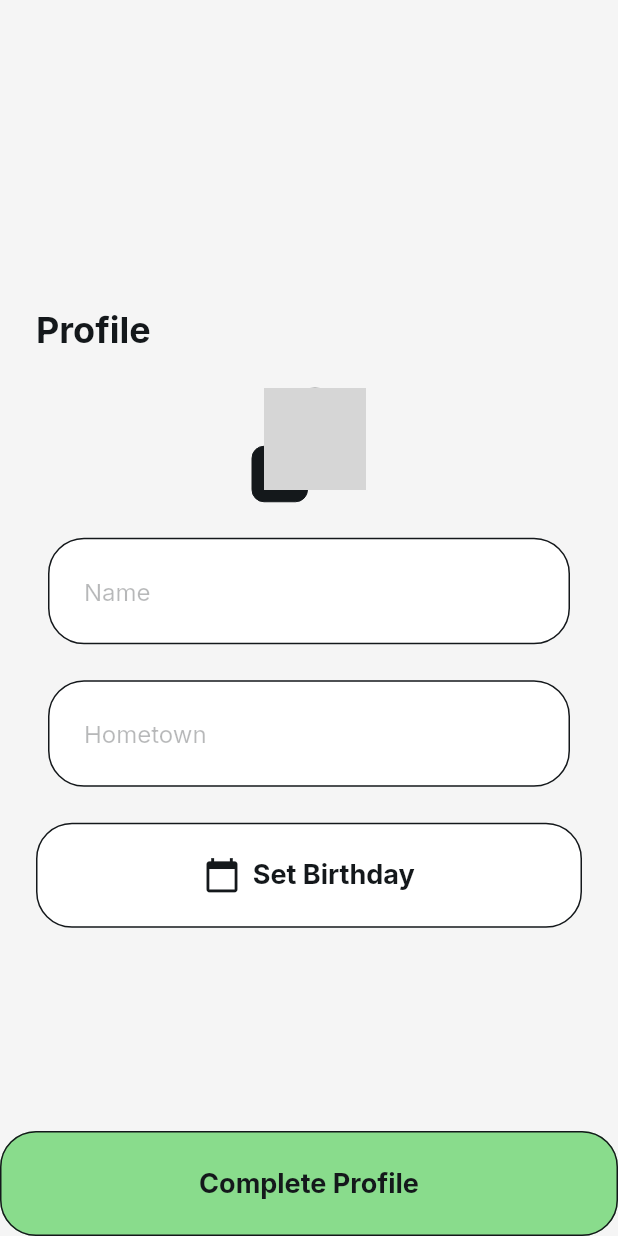
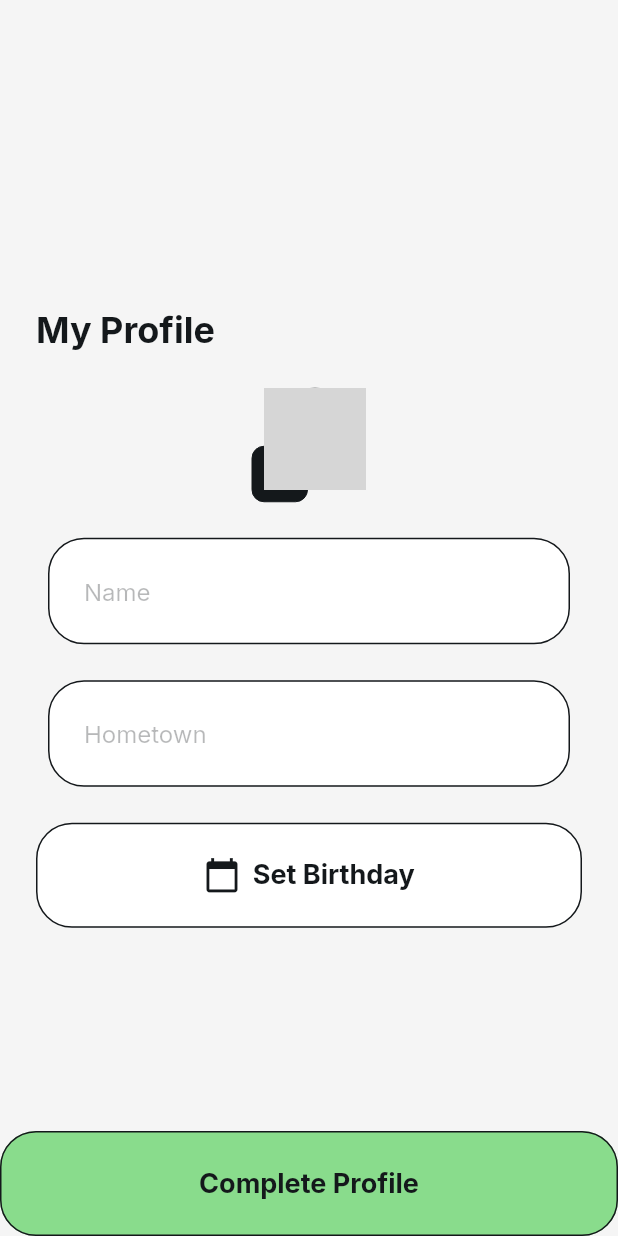
Before and after one commit to AkramAbdelrehem/TodoApp-FlutterFlow, a Flutter app: the OnboardingWidget screen opened by its route, on a phone screen of 412 x 824 dp. Run offline on Flutter 3.47's test engine with Material 3 defaults, Android fonts, the phone set to English and light mode, and no system bars; drawn by our look-alikes of auto_size_text; our stand-ins replace cloud_firestore, easy_debounce, file_picker, firebase_auth, firebase_core, firebase_storage and 12 more; missing offline and left inert: json_path, mime_type; accounts and stored records are empty; network calls fail; grey boxes are pictures that could not be loaded.

Commit message:
Updating to latest FlutterFlow output.

```diff
--- a/lib/onboarding/onboarding_widget.dart
+++ b/lib/onboarding/onboarding_widget.dart
@@ -70,7 +70,7 @@ class _OnboardingWidgetState extends State<OnboardingWidget> {
                         Align(
                           alignment: AlignmentDirectional(0.0, 0.0),
                           child: Text(
-                            'Profile',
+                            'My Profile',
                             textAlign: TextAlign.start,
                             style: FlutterFlowTheme.of(context)
                                 .headlineLarge
```
